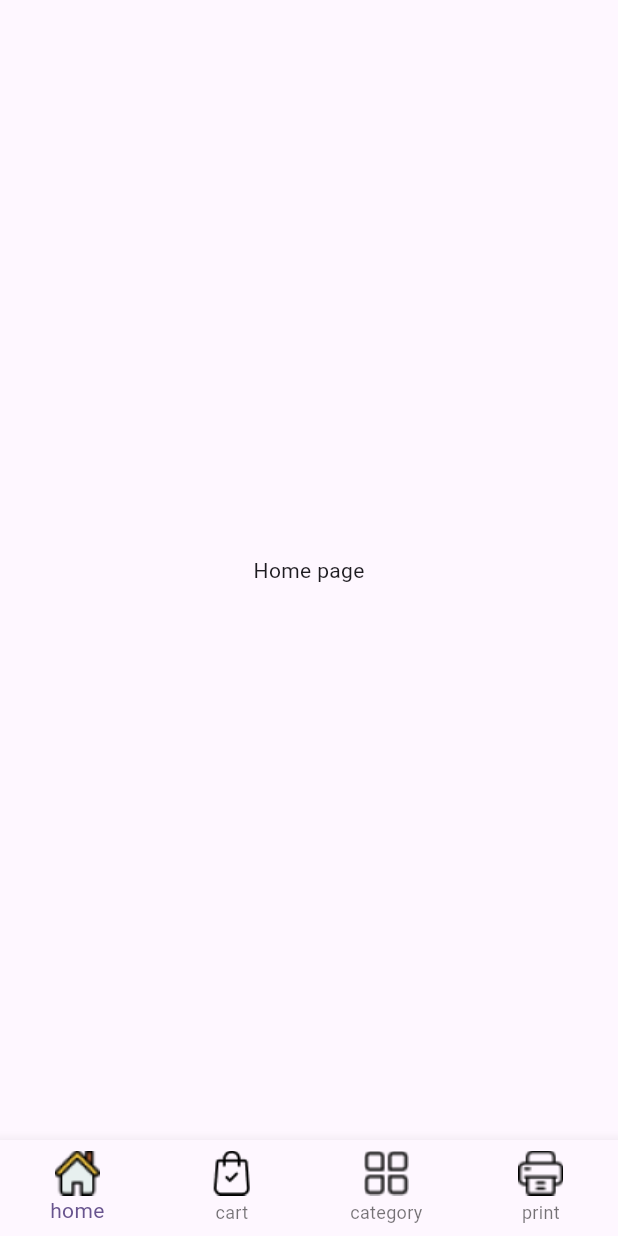
After one commit to FaisalNadaf/blinkit_clone_flutter, a Flutter app: the screen it shows after launch, after a tap on "Login with", on a phone screen of 412 x 824 dp. The commit adds this screen. Run offline on Flutter 3.47's test engine with Material 3 defaults, Android fonts, the phone set to English and light mode, and no system bars.

Commit message:
Add bottom navigation and new pages for Home, Category, and Print; update splash duration and UI helper methods

```diff
--- a/analysis_options.yaml
+++ b/analysis_options.yaml
@@ -7,6 +7,10 @@
 
 # The following line activates a set of recommended lints for Flutter apps,
 # packages, and plugins designed to encourage good coding practices.
+analyzer:
+  errors:
+    non_constant_identifier_names: ignore
+    file_names: ignore
 include: package:flutter_lints/flutter.yaml
 
 linter:
--- a/lib/Widgets/UiHelper.dart
+++ b/lib/Widgets/UiHelper.dart
@@ -1,3 +1,5 @@
+// ignore_for_file: file_names, non_constant_identifier_names
+
 import 'package:flutter/material.dart';
 
 class Uihelper {
@@ -22,4 +24,40 @@ class Uihelper {
       ),
     );
   }
+
+  static CustomTextField({required TextEditingController controller}) {
+    return Container(
+      height: 40,
+      width: 360,
+      decoration: BoxDecoration(
+          borderRadius: BorderRadius.circular(10),
+          color: Colors.white,
+          border: Border.all(color: Color(0XFFC5C5C5))),
+      child: TextField(
+        controller: controller,
+        decoration: InputDecoration(
+            hintText: "Search 'ice-cream'",
+            prefixIcon: Image.asset("assets/images/search.png"),
+            suffixIcon: Image.asset("assets/images/mic.png"),
+            border: InputBorder.none),
+      ),
+    );
+  }
+
+  static CustomButton(VoidCallback callback) {
+    return Container(
+      height: 18,
+      width: 30,
+      decoration: BoxDecoration(
+          color: Colors.white,
+          border: Border.all(color: Color(0XFF27AF34)),
+          borderRadius: BorderRadius.circular(4)),
+      child: Center(
+        child: Text(
+          "Add",
+          style: TextStyle(fontSize: 8, color: Color(0XFF27AF34)),
+        ),
+      ),
+    );
+  }
 }
--- a/lib/main.dart
+++ b/lib/main.dart
@@ -1,3 +1,5 @@
+import 'package:blinkit_clone_flutter/pages/bottomNavagation/BottomNavagationPage.dart';
+import 'package:blinkit_clone_flutter/pages/home/HomePage.dart';
 import 'package:blinkit_clone_flutter/pages/splash/splash.dart';
 import 'package:flutter/material.dart';
 
--- /dev/null
+++ b/lib/pages/bottomNavagation/BottomNavagationPage.dart
@@ -0,0 +1,66 @@
+// ignore_for_file: file_names
+
+import 'package:flutter/material.dart';
+
+import 'package:blinkit_clone_flutter/Widgets/UiHelper.dart';
+import 'package:blinkit_clone_flutter/pages/cart/Cart.dart';
+import 'package:blinkit_clone_flutter/pages/category/CategoryPage.dart';
+import 'package:blinkit_clone_flutter/pages/home/HomePage.dart';
+import 'package:blinkit_clone_flutter/pages/print/PrintPage.dart';
+
+class BottomNavagationPage extends StatefulWidget {
+  const BottomNavagationPage({super.key});
+
+  @override
+  State<BottomNavagationPage> createState() => _BottomNavagationPageState();
+}
+
+class _BottomNavagationPageState extends State<BottomNavagationPage> {
+  int currentIndex = 0;
+
+  @override
+  Widget build(BuildContext context) {
+    const List<Widget> pages = [
+      HomePage(),
+      CartPage(),
+      CategoryPage(),
+      PrintPage(),
+    ];
+    return Scaffold(
+
+
+
+      body: IndexedStack(
+        index: currentIndex,
+        children: pages,
+      ),
+      bottomNavigationBar: BottomNavigationBar(
+        items: [
+          BottomNavigationBarItem(
+            icon: Uihelper.CustomImage(img: "home.png"),
+            label: "home",
+          ),
+          BottomNavigationBarItem(
+            icon: Uihelper.CustomImage(img: "shopping-bag.png"),
+            label: "cart",
+          ),
+          BottomNavigationBarItem(
+            icon: Uihelper.CustomImage(img: "category.png"),
+            label: "category",
+          ),
+          BottomNavigationBarItem(
+            icon: Uihelper.CustomImage(img: "printer.png"),
+            label: "print",
+          ),
+        ],
+        type: BottomNavigationBarType.fixed,
+        currentIndex: currentIndex,
+        onTap: (index) {
+          setState(() {
+            currentIndex = index;
+          });
+        },
+      ),
+    );
+  }
+}
--- /dev/null
+++ b/lib/pages/cart/Cart.dart
@@ -0,0 +1,177 @@
+import 'package:blinkit_clone_flutter/Widgets/UiHelper.dart';
+import 'package:flutter/material.dart';
+
+class CartPage extends StatelessWidget {
+  TextEditingController searchController = TextEditingController();
+  @override
+  Widget build(BuildContext context) {
+    return Scaffold(
+        body: Column(
+      children: [
+        SizedBox(
+          height: 40,
+        ),
+        Stack(
+          children: [
+            Container(
+              height: 190,
+              width: double.infinity,
+              color: Color(0XFFF7CB45),
+              child: Column(
+                children: [
+                  SizedBox(
+                    height: 30,
+                  ),
+                  Row(
+                    children: [
+                      SizedBox(
+                        width: 20,
+                      ),
+                      Uihelper.CustomText(
+                          text: "Blinkit in",
+                          color: Color(0XFF000000),
+                          fontWeight: FontWeight.bold,
+                          size: 15,
+                          fontFamily: "bold"),
+                    ],
+                  ),
+                  Row(
+                    children: [
+                      SizedBox(
+                        width: 20,
+                      ),
+                      Uihelper.CustomText(
+                          text: "16 minutes",
+                          color: Color(0XFF000000),
+                          fontWeight: FontWeight.bold,
+                          size: 20,
+                          fontFamily: "bold")
+                    ],
+                  ),
+                  Row(
+                    children: [
+                      SizedBox(
+                        width: 20,
+                      ),
+                      Uihelper.CustomText(
+                          text: "HOME ",
+                          color: Color(0XFF000000),
+                          fontWeight: FontWeight.bold,
+                          size: 14),
+                      Uihelper.CustomText(
+                          text: "- Sujal Dave, Ratanada, Jodhpur (Raj)",
+                          color: Color(0XFF000000),
+                          fontWeight: FontWeight.bold,
+                          size: 14)
+                    ],
+                  ),
+                ],
+              ),
+            ),
+            Positioned(
+              right: 20,
+              bottom: 100,
+              child: CircleAvatar(
+                radius: 15,
+                backgroundColor: Colors.white,
+                child: Icon(
+                  Icons.person,
+                  color: Colors.black,
+                  size: 20,
+                ),
+              ),
+            ),
+            Positioned(
+                bottom: 30,
+                left: 20,
+                child: Uihelper.CustomTextField(controller: searchController))
+          ],
+        ),
+        SizedBox(
+          height: 20,
+        ),
+        Uihelper.CustomImage(img: "cart.png"),
+        SizedBox(
+          height: 20,
+        ),
+        Uihelper.CustomText(
+            text: "Reordering will be easy",
+            color: Color(0XFF000000),
+            fontWeight: FontWeight.bold,
+            size: 16,
+            fontFamily: "bold"),
+        Uihelper.CustomText(
+          text: "Items you order will show up here so you can buy",
+          color: Color(0XFF000000),
+          fontWeight: FontWeight.bold,
+          size: 12,
+        ),
+        Uihelper.CustomText(
+          text: "them again easily.",
+          color: Color(0XFF000000),
+          fontWeight: FontWeight.bold,
+          size: 12,
+        ),
+        SizedBox(
+          height: 30,
+        ),
+        Row(
+          children: [
+            SizedBox(
+              width: 20,
+            ),
+            Uihelper.CustomText(
+                text: "Bestsellers",
+                color: Color(0XFF000000),
+                fontWeight: FontWeight.bold,
+                size: 16,
+                fontFamily: "bold")
+          ],
+        ),
+        SizedBox(
+          height: 10,
+        ),
+        Row(
+          children: [
+            SizedBox(
+              width: 20,
+            ),
+            Stack(
+              children: [
+                Uihelper.CustomImage(img: "milk.png"),
+                Padding(
+                  padding: EdgeInsets.only(top: 95, left: 65),
+                  child: Uihelper.CustomButton(() {}),
+                ),
+              ],
+            ),
+            SizedBox(
+              width: 15,
+            ),
+            Stack(
+              children: [
+                Uihelper.CustomImage(img: "potato.png"),
+                Padding(
+                  padding: EdgeInsets.only(top: 95, left: 65),
+                  child: Uihelper.CustomButton(() {}),
+                ),
+              ],
+            ),
+            SizedBox(
+              width: 15,
+            ),
+            Stack(
+              children: [
+                Uihelper.CustomImage(img: "tomato.png"),
+                Padding(
+                  padding: EdgeInsets.only(top: 95, left: 65),
+                  child: Uihelper.CustomButton(() {}),
+                )
+              ],
+            )
+          ],
+        ),
+      ],
+    ));
+  }
+}
--- /dev/null
+++ b/lib/pages/category/CategoryPage.dart
@@ -0,0 +1,16 @@
+import 'package:flutter/material.dart';
+
+class CategoryPage extends StatelessWidget {
+  const CategoryPage({super.key});
+
+  @override
+  Widget build(BuildContext context) {
+    return Scaffold(
+      body: Center(
+        child: Text(
+          "CategoryPage",
+        ),
+      ),
+    );
+  }
+}
--- /dev/null
+++ b/lib/pages/home/HomePage.dart
@@ -0,0 +1,17 @@
+import 'package:blinkit_clone_flutter/Widgets/UiHelper.dart';
+import 'package:flutter/material.dart';
+
+class HomePage extends StatelessWidget {
+  const HomePage({super.key});
+
+  @override
+  Widget build(BuildContext context) {
+      return Scaffold(
+      body: Center(
+        child: Text(
+          "Home page",
+        ),
+      ),
+    );
+  }
+}
--- a/lib/pages/login/LoginPage.dart
+++ b/lib/pages/login/LoginPage.dart
@@ -1,4 +1,5 @@
 import 'package:blinkit_clone_flutter/Widgets/UiHelper.dart';
+import 'package:blinkit_clone_flutter/pages/bottomNavagation/BottomNavagationPage.dart';
 import 'package:flutter/material.dart';
 
 class LoginPage extends StatelessWidget {
@@ -13,13 +14,9 @@ class LoginPage extends StatelessWidget {
         child: Column(
           children: [
             Container(
-
               child: Uihelper.CustomImage(
                 img: "loginScreenImg.png",
               ),
-            ),
-            SizedBox(
-              height: 10,
             ),
             Uihelper.CustomImage(
               img: "miniLogo.png",
@@ -30,9 +27,6 @@ class LoginPage extends StatelessWidget {
               fontWeight: FontWeight.bold,
               size: 20,
             ),
-            SizedBox(
-              height: 10,
-            ),
             Card(
               elevation: 4,
               child: Container(
@@ -42,7 +36,7 @@ class LoginPage extends StatelessWidget {
                   borderRadius: BorderRadius.circular(10),
                 ),
                 child: Column(
-                  mainAxisAlignment: MainAxisAlignment.center,
+                  mainAxisAlignment: MainAxisAlignment.spaceEvenly,
                   children: [
                     Uihelper.CustomText(
                       text: "faisal",
@@ -68,7 +62,14 @@ class LoginPage extends StatelessWidget {
                         ),
                         hoverElevation: 40,
                         color: Color(0XFFE23744),
-                        onPressed: () {},
+                        onPressed: () {
+                          Navigator.push(
+                            context,
+                            MaterialPageRoute(
+                              builder: (context) => BottomNavagationPage(),
+                            ),
+                          );
+                        },
                         child: Row(
                           mainAxisAlignment: MainAxisAlignment.center,
                           children: [
@@ -90,6 +91,9 @@ class LoginPage extends StatelessWidget {
                       fontWeight: FontWeight.w400,
                       size: 10,
                     ),
+                    SizedBox(
+                      height: 10,
+                    ),
                     Uihelper.CustomText(
                       text: "or login with phone number",
                       color: Color(0XFF269237),
--- /dev/null
+++ b/lib/pages/print/PrintPage.dart
@@ -0,0 +1,16 @@
+import 'package:flutter/material.dart';
+
+class PrintPage extends StatelessWidget {
+  const PrintPage({super.key});
+
+  @override
+  Widget build(BuildContext context) {
+    return Scaffold(
+      body: Center(
+        child: Text(
+          "PrintPage",
+        ),
+      ),
+    );
+  }
+}
--- a/lib/pages/splash/splash.dart
+++ b/lib/pages/splash/splash.dart
@@ -18,7 +18,7 @@ class _SplashState extends State<Splash> {
   void initState() {
     super.initState();
     Timer(
-      Duration(seconds: 3),
+      Duration(seconds: 1),
       () {
         Navigator.pushReplacement(
           context,
--- a/pubspec.yaml
+++ b/pubspec.yaml
@@ -61,6 +61,7 @@ flutter:
   # To add assets to your application, add an assets section, like this:
   assets:
     - assets/images/
+    - assets/icons/
   #   - images/a_dot_ham.jpeg
 
   # An image asset can refer to one or more resolution-specific "variants", see
```
Also changed, not shown: assets/images/category.png (added), assets/images/home.png (added), assets/images/mic.png (added), assets/images/printer.png (added), assets/images/search.png (added), assets/images/shopping-bag.png (added), assets/images/user.png (added), 1 other file.
